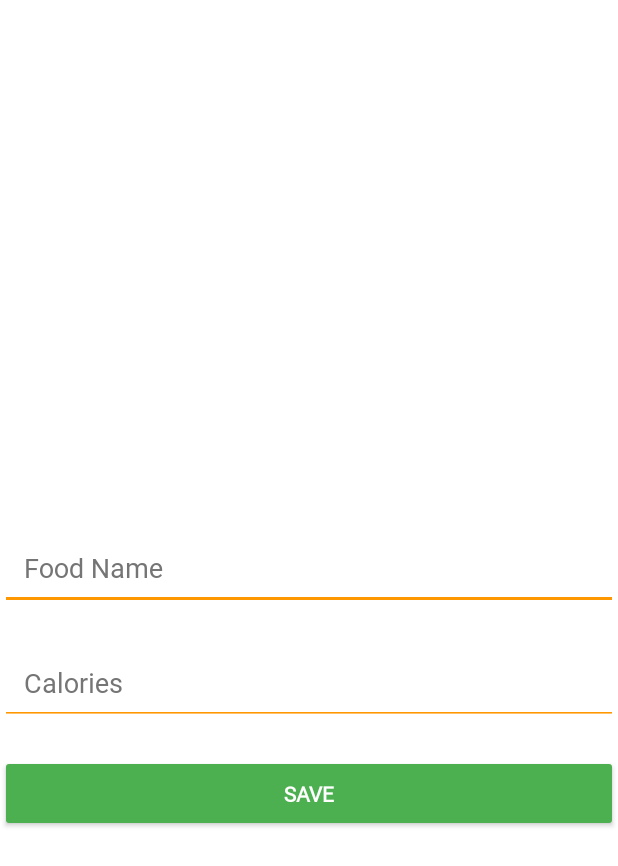
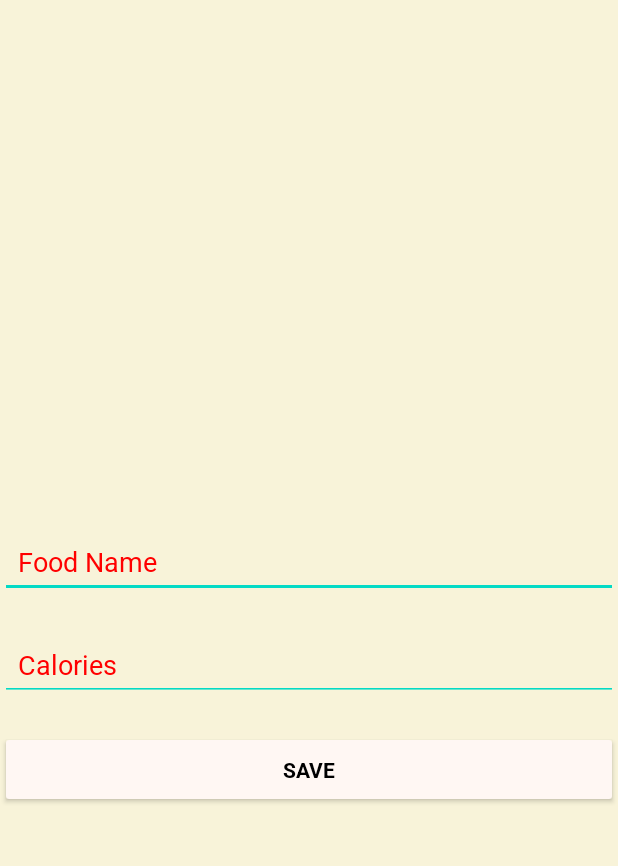
Before and after one commit to RLowry2/Calorie-Counter, an Android app: the AddEntryActivity screen opened directly, with no data from a screen before it, on a phone screen of 412 x 824 dp. Shown: the top 866 px of the screen. Run offline under Robolectric (Android 15) with nearby library versions, the phone set to English and light mode, and no system bars.

Commit message:
Updated classes and XML files with new functionality and layout adjustments

```diff
--- a/app/src/main/java/com/example/caloriecounter/AddEntryActivity.java
+++ b/app/src/main/java/com/example/caloriecounter/AddEntryActivity.java
@@ -2,6 +2,7 @@ package com.example.caloriecounter;
 
 import android.content.Intent;
 import android.os.Bundle;
+import android.view.WindowManager;
 import android.widget.Button;
 import android.widget.EditText;
 import android.widget.Toast;
@@ -23,6 +24,10 @@ public class AddEntryActivity extends AppCompatActivity {
     protected void onCreate(Bundle savedInstanceState) {
         super.onCreate(savedInstanceState);
         setContentView(R.layout.activity_add_entry);
+
+        // Hide the status bar
+        getWindow().setFlags(WindowManager.LayoutParams.FLAG_FULLSCREEN,
+                WindowManager.LayoutParams.FLAG_FULLSCREEN);
 
         // Get date from intent, or default to today
         selectedDate = getIntent().getStringExtra("selectedDate");
--- a/app/src/main/java/com/example/caloriecounter/CalendarActivity.java
+++ b/app/src/main/java/com/example/caloriecounter/CalendarActivity.java
@@ -3,6 +3,7 @@ package com.example.caloriecounter;
 import android.content.Intent;
 import android.os.Bundle;
 import android.view.View;
+import android.view.WindowManager;
 import android.widget.CalendarView;
 import android.widget.PopupMenu;
 import android.widget.TextView;
@@ -52,6 +53,10 @@ public class CalendarActivity extends AppCompatActivity {
     protected void onCreate(Bundle savedInstanceState) {
         super.onCreate(savedInstanceState);
         setContentView(R.layout.activity_calendar);
+
+        // Hide the status bar
+        getWindow().setFlags(WindowManager.LayoutParams.FLAG_FULLSCREEN,
+                WindowManager.LayoutParams.FLAG_FULLSCREEN);
 
         calendarView      = findViewById(R.id.calendarView);
         totalCaloriesText = findViewById(R.id.totalCaloriesText);
--- a/app/src/main/java/com/example/caloriecounter/FoodAdapter.java
+++ b/app/src/main/java/com/example/caloriecounter/FoodAdapter.java
@@ -5,7 +5,6 @@ import android.view.LayoutInflater;
 import android.view.View;
 import android.view.ViewGroup;
 import android.widget.EditText;
-import android.widget.ImageButton;
 import android.widget.TextView;
 import android.widget.Toast;
 
@@ -47,9 +46,6 @@ public class FoodAdapter extends RecyclerView.Adapter<FoodAdapter.FoodViewHolder
             showEditDialog(view, food, position);
             return true;
         });
-
-        // Hide delete button from earlier implementation
-        holder.deleteButton.setVisibility(View.GONE);
     }
 
     @Override
@@ -124,13 +120,11 @@ public class FoodAdapter extends RecyclerView.Adapter<FoodAdapter.FoodViewHolder
 
     public class FoodViewHolder extends RecyclerView.ViewHolder {
         TextView nameView, calorieView;
-        ImageButton deleteButton;
 
         public FoodViewHolder(@NonNull View itemView) {
             super(itemView);
             nameView = itemView.findViewById(R.id.textName);
             calorieView = itemView.findViewById(R.id.textCalories);
-            deleteButton = itemView.findViewById(R.id.buttonDelete);
         }
     }
 
--- a/app/src/main/java/com/example/caloriecounter/MainActivity.java
+++ b/app/src/main/java/com/example/caloriecounter/MainActivity.java
@@ -4,6 +4,7 @@ import android.content.Intent;
 import android.os.Bundle;
 import android.text.InputType;
 import android.view.View;
+import android.view.WindowManager;
 import android.widget.EditText;
 import android.widget.PopupMenu;
 import android.widget.TextView;
@@ -51,6 +52,10 @@ public class MainActivity extends AppCompatActivity {
     protected void onCreate(Bundle savedInstanceState) {
         super.onCreate(savedInstanceState);
         setContentView(R.layout.activity_main);
+
+        // Hide the status bar
+        getWindow().setFlags(WindowManager.LayoutParams.FLAG_FULLSCREEN,
+                WindowManager.LayoutParams.FLAG_FULLSCREEN);
 
         foodRecyclerView = findViewById(R.id.foodRecyclerView);
         foodRecyclerView.setLayoutManager(new LinearLayoutManager(this));
--- a/app/src/main/java/com/example/caloriecounter/SetGoalActivity.java
+++ b/app/src/main/java/com/example/caloriecounter/SetGoalActivity.java
@@ -2,6 +2,7 @@ package com.example.caloriecounter;
 
 import android.os.Bundle;
 import android.text.TextUtils;
+import android.view.WindowManager;
 import android.widget.Button;
 import android.widget.EditText;
 import android.widget.Toast;
@@ -23,6 +24,10 @@ public class SetGoalActivity extends AppCompatActivity {
     protected void onCreate(Bundle savedInstanceState) {
         super.onCreate(savedInstanceState);
         setContentView(R.layout.activity_set_goal);
+
+        // Hide the status bar
+        getWindow().setFlags(WindowManager.LayoutParams.FLAG_FULLSCREEN,
+                WindowManager.LayoutParams.FLAG_FULLSCREEN);
 
         initializeUI();
         loadExistingGoal();
--- a/app/src/main/res/layout/activity_add_entry.xml
+++ b/app/src/main/res/layout/activity_add_entry.xml
@@ -4,7 +4,6 @@
     xmlns:tools="http://schemas.android.com/tools"
     android:layout_width="match_parent"
     android:layout_height="match_parent"
-    android:background="#FFFFFF"
     tools:context=".AddEntryActivity">
 
     <!-- Food Name EditText -->
@@ -13,14 +12,11 @@
         android:layout_width="0dp"
         android:layout_height="wrap_content"
         android:hint="Food Name"
-        android:backgroundTint="#FF9800"
-        android:textColor="#000000"
-        android:textColorHint="#757575"
+        style="@style/EditTextStyle.CalorieCounter"
         app:layout_constraintTop_toTopOf="parent"
         app:layout_constraintStart_toStartOf="parent"
         app:layout_constraintEnd_toEndOf="parent"
-        android:layout_marginTop="350dp"
-        android:padding="16dp" />
+        android:layout_marginTop="350dp" />
 
     <!-- Food Calories EditText -->
     <EditText
@@ -28,15 +24,12 @@
         android:layout_width="0dp"
         android:layout_height="wrap_content"
         android:hint="Calories"
-        android:backgroundTint="#FF9800"
-        android:textColor="#000000"
-        android:textColorHint="#757575"
         android:inputType="number"
+        style="@style/EditTextStyle.CalorieCounter"
         app:layout_constraintTop_toBottomOf="@+id/foodNameEditText"
         app:layout_constraintStart_toStartOf="parent"
         app:layout_constraintEnd_toEndOf="parent"
-        android:layout_marginTop="20dp"
-        android:padding="16dp" />
+        android:layout_marginTop="20dp" />
 
     <!-- Save Button -->
     <Button
@@ -44,12 +37,10 @@
         android:layout_width="0dp"
         android:layout_height="wrap_content"
         android:text="Save"
-        android:backgroundTint="#4CAF50"
-        android:textColor="#FFFFFF"
+        style="@style/ButtonStyle.CalorieCounter"
         app:layout_constraintTop_toBottomOf="@+id/foodCaloriesEditText"
         app:layout_constraintStart_toStartOf="parent"
         app:layout_constraintEnd_toEndOf="parent"
-        android:layout_marginTop="20dp"
-        android:padding="16dp" />
+        android:layout_marginTop="20dp" />
 
 </androidx.constraintlayout.widget.ConstraintLayout>
--- a/app/src/main/res/layout/dialog_edit_food.xml
+++ b/app/src/main/res/layout/dialog_edit_food.xml
@@ -6,17 +6,18 @@
     android:layout_height="wrap_content"
     android:orientation="vertical">
 
+    <!-- Food Name Input -->
     <EditText
         android:id="@+id/editFoodName"
         android:layout_width="match_parent"
         android:layout_height="wrap_content"
         android:hint="Food Name" />
 
+    <!-- Food Calories Input -->
     <EditText
         android:id="@+id/editFoodCalories"
         android:layout_width="match_parent"
         android:layout_height="wrap_content"
         android:hint="Calories"
         android:inputType="number" />
-
 </LinearLayout>
--- a/app/src/main/res/values/colors.xml
+++ b/app/src/main/res/values/colors.xml
@@ -6,4 +6,7 @@
     <color name="red">#FF0000</color>
     <color name="green">#00FF00</color>
     <color name="black">#000000</color>
+    <color name="beige">#FFF7F3</color>
+    <color name="background">#F8F3D9</color>
+    <color name="appTitleBackground">#FFCC00</color>
 </resources>
--- a/app/src/main/res/values/themes.xml
+++ b/app/src/main/res/values/themes.xml
@@ -8,7 +8,7 @@
 
         <!-- Default Text Appearance -->
         <item name="android:textColor">@color/black</item>
-        <item name="android:windowBackground">@color/white</item>
+        <item name="android:windowBackground">@color/background</item>
 
         <!-- Button Style -->
         <item name="buttonStyle">@style/ButtonStyle.CalorieCounter</item>
@@ -22,8 +22,8 @@
 
     <!-- Custom Button Style -->
     <style name="ButtonStyle.CalorieCounter" parent="Widget.AppCompat.Button">
-        <item name="android:backgroundTint">@color/colorPrimary</item>
-        <item name="android:textColor">@color/white</item>
+        <item name="android:backgroundTint">@color/beige</item>
+        <item name="android:textColor">@color/black</item>
         <item name="android:padding">16dp</item>
         <item name="android:textStyle">bold</item>
         <item name="android:fontFamily">@font/roboto_bold</item>
```
Also changed, not shown: app/src/main/res/layout/activity_calendar.xml (+16 -4 lines), app/src/main/res/layout/activity_main.xml (+9 -16 lines), app/src/main/res/layout/activity_set_goal.xml (+4 -3 lines), app/src/main/res/layout/item_food.xml (+10 -21 lines), app/src/main/res/values/styles.xml (added, +47 -0 lines), app/src/main/res/font/roboto_bold.ttf (renamed from app/src/main/res/font/Roboto-Bold.ttf), app/src/main/res/font/roboto_italic.ttf (renamed from app/src/main/res/font/Roboto-Italic.ttf), app/src/main/res/font/roboto_regular.ttf (renamed from app/src/main/res/font/Roboto-Regular.ttf).
